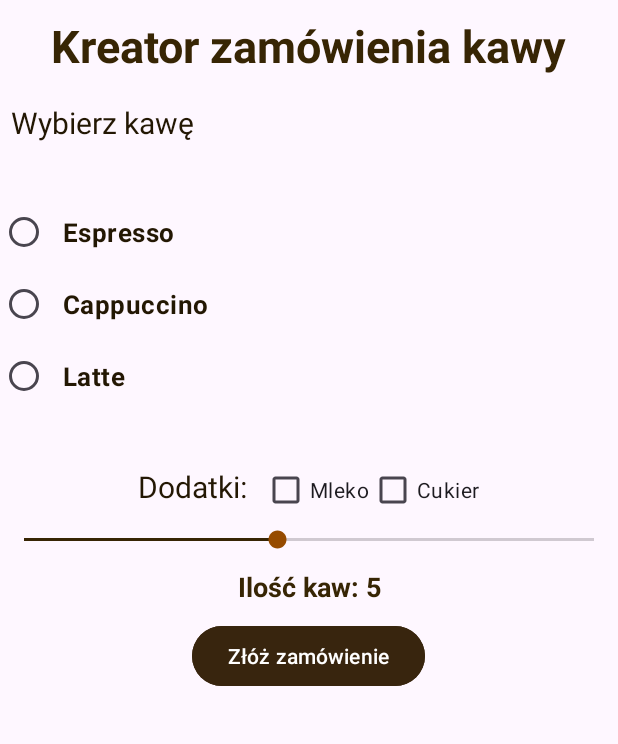
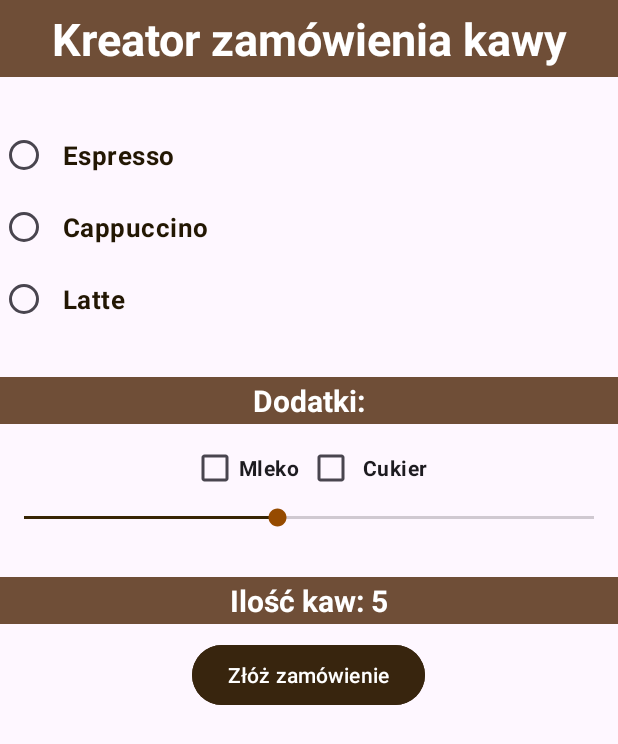
Before and after one commit to probula/Kreator-Kawy, an Android app: the screen it shows after launch (MainActivity), on a phone screen of 412 x 824 dp. Shown: the top 744 px of the screen. Run offline under Robolectric (Android 15) with nearby library versions, the phone set to English and light mode, and no system bars.

Commit message:
improved app interface

```diff
--- a/app/src/main/res/layout/activity_main.xml
+++ b/app/src/main/res/layout/activity_main.xml
@@ -10,22 +10,16 @@
     android:orientation="vertical">
 
     <TextView
-        android:layout_width="wrap_content"
+        android:layout_width="match_parent"
         android:layout_height="wrap_content"
         android:text="Kreator zamówienia kawy"
-        android:layout_margin="10dp"
         android:layout_gravity="center"
         android:textSize="30dp"
-        android:textColor="#372504"
-        android:textStyle="bold" />
-
-    <TextView
-        android:layout_width="wrap_content"
-        android:layout_height="wrap_content"
-        android:text="Wybierz kawę"
-        android:layout_margin="7.5dp"
-        android:textColor="#231703"
-        android:textSize="20dp" />
+        android:textColor="#ffffff"
+        android:textStyle="bold"
+        android:background="#6F4E37"
+        android:gravity="center"
+        android:padding="5dp"/>
 
     <LinearLayout
         android:layout_width="match_parent"
@@ -75,30 +69,39 @@
                 android:scaleType="centerCrop"
                 android:layout_marginStart="20dp"/>
     </LinearLayout>
+
+    <TextView
+        android:layout_width="match_parent"
+        android:layout_height="wrap_content"
+        android:text="Dodatki:"
+        android:textSize="20dp"
+        android:textColor="#ffffff"
+        android:background="#6F4E37"
+        android:gravity="center"
+        android:textStyle="bold"
+        android:padding="2dp"/>
     <LinearLayout
         android:layout_width="match_parent"
         android:layout_height="wrap_content"
         android:orientation="horizontal"
         android:gravity="center_horizontal">
-        <TextView
-            android:layout_width="wrap_content"
-            android:layout_height="wrap_content"
-            android:text="Dodatki:"
-            android:textSize="20dp"
-            android:textColor="#231703"
-            android:layout_marginRight="10dp"/>
-
         <CheckBox
             android:id="@+id/mleko"
             android:layout_width="wrap_content"
             android:layout_height="wrap_content"
-            android:text="Mleko"/>
+            android:text="Mleko"
+            android:textStyle="bold"
+            android:paddingRight="5dp"
+            android:layout_marginTop="5dp"/>
 
         <CheckBox
             android:id="@+id/cukier"
             android:layout_width="wrap_content"
             android:layout_height="wrap_content"
-            android:text="Cukier"/>
+            android:text="Cukier"
+            android:textStyle="bold"
+            android:paddingLeft="5dp"
+            android:layout_marginTop="5dp"/>
     </LinearLayout>
         <SeekBar
             android:id="@+id/ilosc"
@@ -109,22 +112,27 @@
             android:min="1"
             android:progressTint="#372504"
             android:backgroundTint="#231703"
-            android:thumbTint="#964b00"/>
+            android:thumbTint="#964b00"
+            android:paddingBottom="15dp"
+            android:layout_marginBottom="15dp"/>
     <TextView
         android:id="@+id/wyswietlSB"
         android:layout_width="match_parent"
         android:layout_height="wrap_content"
         android:text="Ilość kaw: 5"
-        android:textSize="18dp"
-        android:textColor="#372504"
+        android:textSize="20dp"
+        android:textColor="#ffffff"
         android:gravity="center"
         android:textStyle="bold"
-        android:layout_margin="10dp"/>
+        android:background="#6F4E37"
+        android:padding="2dp"/>
     <Button
         android:id="@+id/submit"
         android:layout_width="wrap_content"
         android:layout_height="wrap_content"
         android:layout_gravity="center"
         android:backgroundTint="#38250E"
-        android:text="Złóż zamówienie"/>
+        android:text="Złóż zamówienie"
+        android:layout_marginTop="10dp"
+        />
 </LinearLayout>
```
